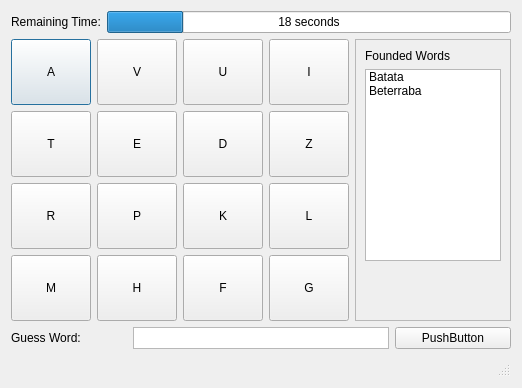
This is GUI_Editor/Boggle_Game.ui in Jictyvoo/TEC502-2018.1--English-Dictionary-Game as Qt 5 draws it before an edit. The edited form follows.
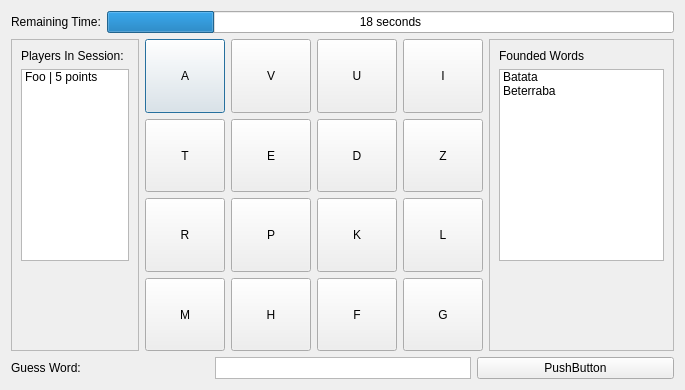
This is the edited form.

Commit message:
Created DictionaryClass
Load Dictionary into memory.
Start Editing GUI

Diff of the .ui file:
```diff
--- a/GUI_Editor/Boggle_Game.ui
+++ b/GUI_Editor/Boggle_Game.ui
@@ -6,8 +6,8 @@
    <rect>
     <x>0</x>
     <y>0</y>
-    <width>522</width>
-    <height>388</height>
+    <width>685</width>
+    <height>390</height>
    </rect>
   </property>
   <property name="windowTitle">
@@ -42,6 +42,76 @@
      </item>
      <item>
       <layout class="QHBoxLayout" name="words_horizontalLayout">
+       <item>
+        <layout class="QVBoxLayout" name="totalPlayers_verticalLayout">
+         <item>
+          <widget class="QScrollArea" name="totalPlayers_scrollArea">
+           <property name="widgetResizable">
+            <bool>true</bool>
+           </property>
+           <widget class="QWidget" name="scrollAreaWidgetContents_2">
+            <property name="geometry">
+             <rect>
+              <x>0</x>
+              <y>0</y>
+              <width>142</width>
+              <height>296</height>
+             </rect>
+            </property>
+            <layout class="QVBoxLayout" name="verticalLayout_4">
+             <item>
+              <widget class="QLabel" name="playersInSessionlabel">
+               <property name="text">
+                <string>Players In Session:</string>
+               </property>
+              </widget>
+             </item>
+             <item>
+              <widget class="QListWidget" name="listWidget_2">
+               <property name="sizePolicy">
+                <sizepolicy hsizetype="MinimumExpanding" vsizetype="Expanding">
+                 <horstretch>0</horstretch>
+                 <verstretch>0</verstretch>
+                </sizepolicy>
+               </property>
+               <property name="minimumSize">
+                <size>
+                 <width>20</width>
+                 <height>0</height>
+                </size>
+               </property>
+               <property name="maximumSize">
+                <size>
+                 <width>200</width>
+                 <height>16777215</height>
+                </size>
+               </property>
+               <item>
+                <property name="text">
+                 <string>Foo | 5 points</string>
+                </property>
+               </item>
+              </widget>
+             </item>
+             <item>
+              <spacer name="verticalSpacer_2">
+               <property name="orientation">
+                <enum>Qt::Vertical</enum>
+               </property>
+               <property name="sizeHint" stdset="0">
+                <size>
+                 <width>20</width>
+                 <height>40</height>
+                </size>
+               </property>
+              </spacer>
+             </item>
+            </layout>
+           </widget>
+          </widget>
+         </item>
+        </layout>
+       </item>
        <item>
         <layout class="QGridLayout" name="gridLayout">
          <property name="horizontalSpacing">
@@ -267,8 +337,8 @@
            <rect>
             <x>0</x>
             <y>0</y>
-            <width>132</width>
-            <height>268</height>
+            <width>143</width>
+            <height>298</height>
            </rect>
           </property>
           <layout class="QVBoxLayout" name="verticalLayout_2">
@@ -338,6 +408,12 @@
            <height>20</height>
           </size>
          </property>
+         <property name="maximumSize">
+          <size>
+           <width>16777215</width>
+           <height>50</height>
+          </size>
+         </property>
          <property name="verticalScrollBarPolicy">
           <enum>Qt::ScrollBarAlwaysOff</enum>
          </property>
@@ -354,9 +430,6 @@
      </item>
     </layout>
    </item>
-   <item>
-    <widget class="QStatusBar" name="statusbar"/>
-   </item>
   </layout>
  </widget>
  <resources/>
```
Left out of the diff: 3 changed lines with no effect on the pictures. The commit also changes 11 other files.
